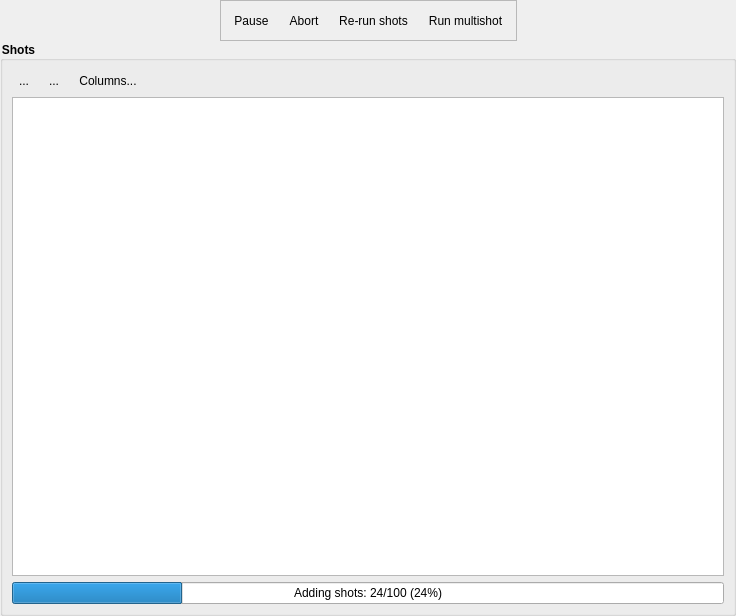
First picture: the form in lyse/user_interface/filebox.ui, repository labscript-suite/lyse, before the edit.
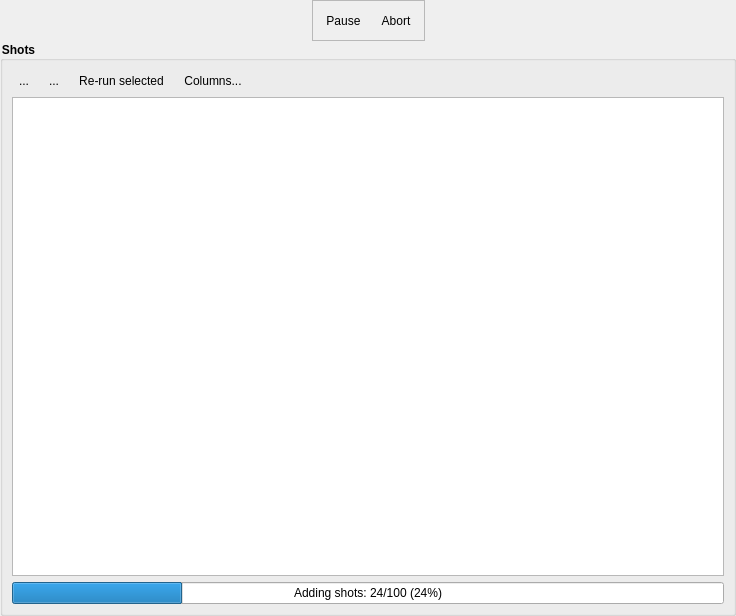
Second picture: the form after the edit. Icons and pictures are not drawn. Custom widgets are drawn as their Qt base class.

Commit message:
Move the re-run and multishot buttons to the panels that they act on
Currently, the buttons that re-run the selected shots and run the multishot routines are
in the bar with the Pause and Abort buttons, above the Shots panel.

This commit moves the first button to the toolbar of the Shots panel, with the label
"Re-run selected", and the second button to the toolbar of the Multishot routines panel,
with the label "Run". The Pause and Abort buttons stay in the bar.

Claude-Session: https://claude.ai/code/session_01CEhjRcaVFdCAenqRAy9CGQ

Diff of the .ui file:
```diff
--- a/lyse/user_interface/filebox.ui
+++ b/lyse/user_interface/filebox.ui
@@ -98,46 +98,6 @@
             </property>
            </widget>
           </item>
-          <item>
-           <widget class="QToolButton" name="pushButton_mark_as_not_done">
-            <property name="toolTip">
-             <string>Mark the selected shots as not analysed, so that single-shot analysis runs on them again</string>
-            </property>
-            <property name="text">
-             <string>Re-run shots</string>
-            </property>
-            <property name="icon">
-             <iconset>
-              <normaloff>:/qtutils/fugue/arrow-curve-180.png</normaloff>:/qtutils/fugue/arrow-curve-180.png</iconset>
-            </property>
-            <property name="toolButtonStyle">
-             <enum>Qt::ToolButtonTextBesideIcon</enum>
-            </property>
-            <property name="autoRaise">
-             <bool>true</bool>
-            </property>
-           </widget>
-          </item>
-          <item>
-           <widget class="QToolButton" name="pushButton_run_multishot_analysis">
-            <property name="toolTip">
-             <string>Run the multishot analysis routines</string>
-            </property>
-            <property name="text">
-             <string>Run multishot</string>
-            </property>
-            <property name="icon">
-             <iconset>
-              <normaloff>:/qtutils/fugue/arrow-curve.png</normaloff>:/qtutils/fugue/arrow-curve.png</iconset>
-            </property>
-            <property name="toolButtonStyle">
-             <enum>Qt::ToolButtonTextBesideIcon</enum>
-            </property>
-            <property name="autoRaise">
-             <bool>true</bool>
-            </property>
-           </widget>
-          </item>
          </layout>
         </widget>
        </item>
@@ -204,6 +164,26 @@
             </property>
            </widget>
           </item>
+          <item>
+           <widget class="QToolButton" name="pushButton_mark_as_not_done">
+            <property name="toolTip">
+             <string>Mark the selected shots as not analysed, so that single-shot analysis runs on them again</string>
+            </property>
+            <property name="text">
+             <string>Re-run selected</string>
+            </property>
+            <property name="icon">
+             <iconset>
+              <normaloff>:/qtutils/fugue/arrow-curve-180.png</normaloff>:/qtutils/fugue/arrow-curve-180.png</iconset>
+            </property>
+            <property name="toolButtonStyle">
+             <enum>Qt::ToolButtonTextBesideIcon</enum>
+            </property>
+            <property name="autoRaise">
+             <bool>true</bool>
+            </property>
+           </widget>
+          </item>
           <item>
            <widget class="QToolButton" name="pushButton_edit_columns">
             <property name="toolTip">
```
The commit also changes 3 other files.
